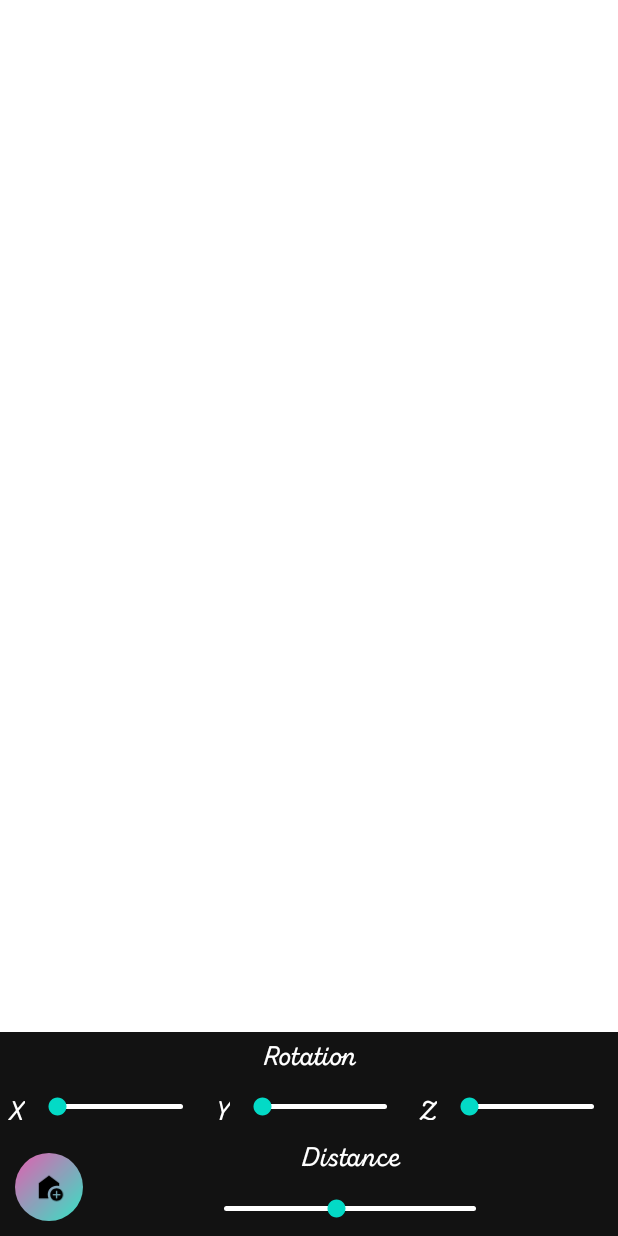
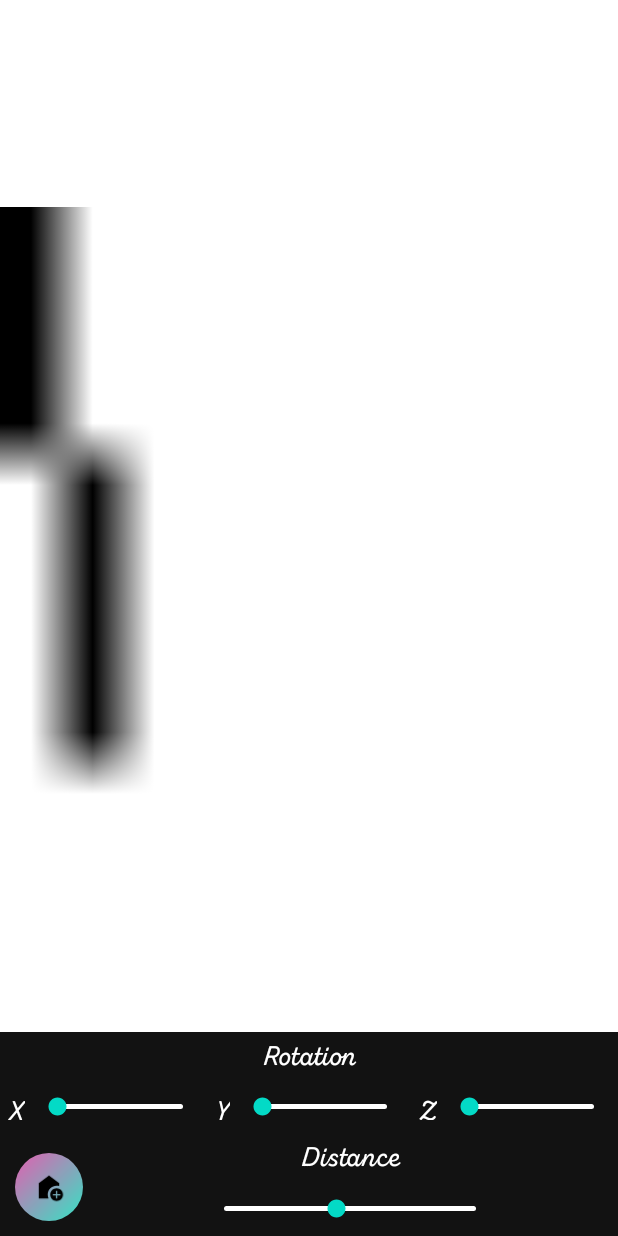
Before and after one commit to Drak0ndr/hitsMobile, an Android app: the CubeActivity screen opened directly, with no data from a screen before it, on a phone screen of 412 x 824 dp. Run offline under Robolectric (Android 15) with nearby library versions, the phone set to English and light mode, and no system bars.

Commit message:
add cube activity

```diff
--- a/app/src/main/java/com/example/hitsmobile/Engine3D/CubeActivity.kt
+++ b/app/src/main/java/com/example/hitsmobile/Engine3D/CubeActivity.kt
@@ -36,7 +36,10 @@ class CubeActivity : AppCompatActivity() {
         super.onCreate(savedInstanceState)
         enableEdgeToEdge()
         setContentView(R.layout.activity_cube)
-
+        var img = findViewById<ImageView>(R.id.draw_view)
+        var drawer = Drawer(10,10)
+        drawer.drawLine(0,0,2,9,0f,0f,0f)
+        img.setImageBitmap(drawer.bitmap)
         ViewCompat.setOnApplyWindowInsetsListener(findViewById(R.id.cube_bg)) { v, insets ->
             val systemBars = insets.getInsets(WindowInsetsCompat.Type.systemBars())
             v.setPadding(systemBars.left, systemBars.top, systemBars.right, systemBars.bottom)
--- a/app/src/main/java/com/example/hitsmobile/Engine3D/Drawer.kt
+++ b/app/src/main/java/com/example/hitsmobile/Engine3D/Drawer.kt
@@ -6,8 +6,8 @@ import kotlin.math.pow
 
 
 class Drawer {
-    var width = 0
-    var height = 0
+    var width = 1
+    var height = 1
     var bitmap = Bitmap.createBitmap(width, height, Bitmap.Config.ARGB_8888)
     constructor(_width:Int, _height:Int) {
         width = _width
```
